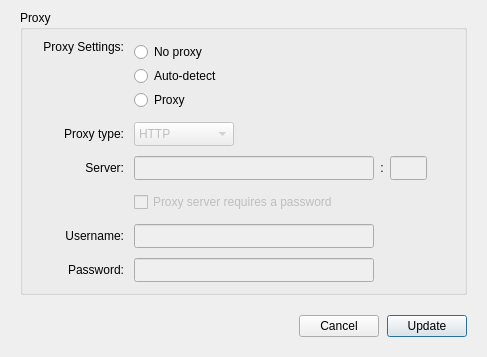
Before: the Qt Designer form src/MEGASync/gui/win/ProxySettings.ui in meganz/MEGAsync, drawn with Qt 5.
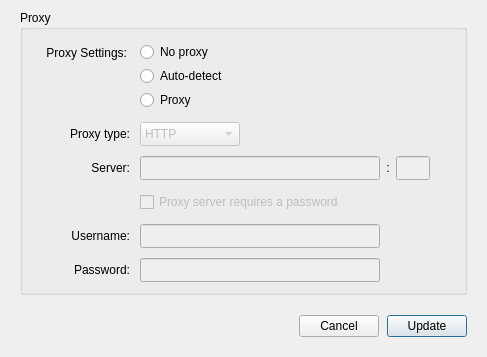
After: the same form once the commit is applied.

Commit message: Settings dialog: fix some margins for windows

```diff
--- a/src/MEGASync/gui/win/ProxySettings.ui
+++ b/src/MEGASync/gui/win/ProxySettings.ui
@@ -23,9 +23,9 @@
    <string>Proxies</string>
   </property>
   <property name="styleSheet">
-   <string notr="true">#lProxySettings
+   <string notr="true">#lProxySettings2
 {
-	margin-top: 5px;
+	margin-top: 3px;
 }</string>
   </property>
   <property name="modal">
```
The commit also changes 1 other file.
